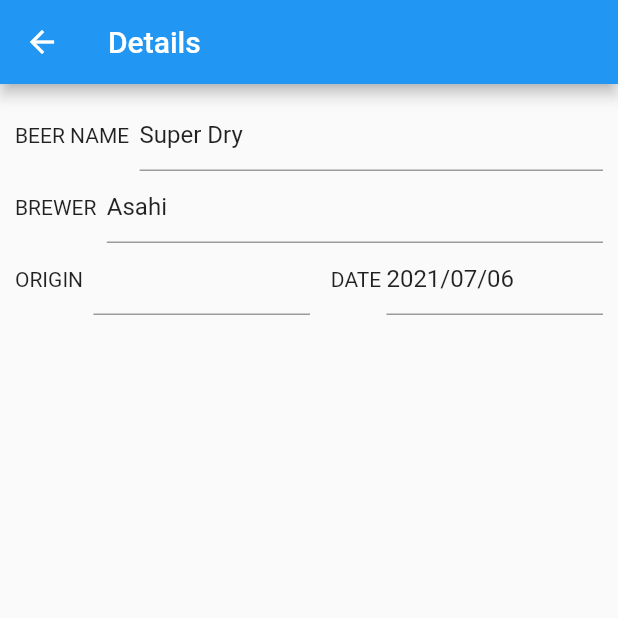
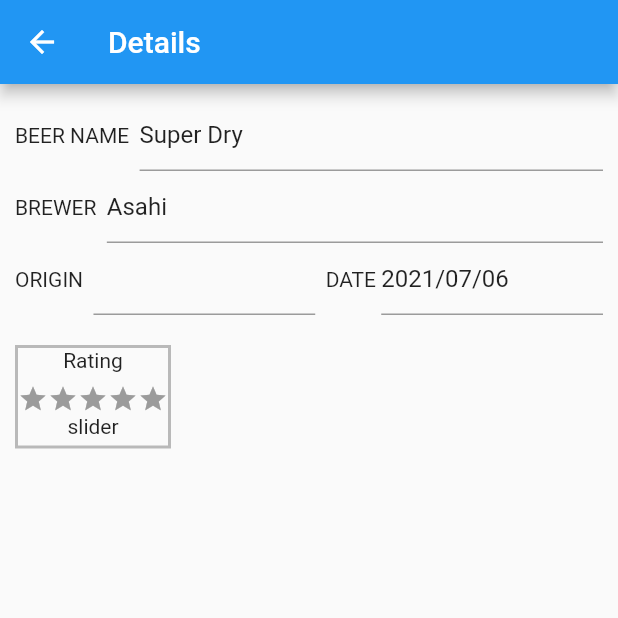
Before and after one commit to ut29/8-bottles-of-beer, a Flutter app: the screen it shows after launch, after a tap on "Super Dry", on a phone screen of 412 x 824 dp, the top half of it. Run offline on Flutter 3.47's test engine with Material 2 defaults, Android fonts, the phone set to English and light mode, and no system bars; drawn by our look-alikes of flutter_rating_bar.

Commit message:
add detail section

```diff
--- a/inf_bottles_of_beer/lib/screens/detailed_screen.dart
+++ b/inf_bottles_of_beer/lib/screens/detailed_screen.dart
@@ -3,6 +3,7 @@
 import "package:intl/intl.dart";
 import 'package:intl/date_symbol_data_local.dart';
 import 'dart:async';
+import 'package:flutter_rating_bar/flutter_rating_bar.dart';
 
 class DetailedScreen extends StatefulWidget {
   //const DetailedScreen({Key? key}) : super(key: key);
@@ -73,7 +74,7 @@
                   },
                 ),
               ),
-              const Text('    DATE '),
+              const Text('  DATE '),
               Expanded(
                 child: TextField(
                   controller:
@@ -88,6 +89,76 @@
     );
   }
 
+  Widget _buildDetailSection(Beer beer) {
+    print("detail");
+    return Container(
+      padding: const EdgeInsets.all(10),
+      child: Row(children: [
+        _buildBorderSection('Rating', _buildRating(beer))
+        //_buildDetailLeft(beer),
+        //_buildDetailRight(beer),
+      ]),
+    );
+  }
+
+  Widget _buildRating(Beer beer) {
+    return Container(
+        padding: const EdgeInsets.only(top: 5, bottom: 5),
+        child: Column(
+          mainAxisAlignment: MainAxisAlignment.center,
+          children: [
+            RatingBar.builder(
+              initialRating: beer.rating ?? 0,
+              minRating: 0,
+              direction: Axis.horizontal,
+              allowHalfRating: true,
+              itemCount: 5,
+              itemSize: 20,
+              //itemPadding: const EdgeInsets.symmetric(horizontal: 1.0),
+              itemBuilder: (context, _) => const Icon(
+                Icons.star,
+                color: Colors.amber,
+              ),
+              updateOnDrag: true,
+              onRatingUpdate: (rating) {
+                setState(() {
+                  beer.rating = rating;
+                });
+              },
+            ),
+            Text('slider')
+          ],
+        ));
+  }
+
+  Widget _buildBorderBox(Widget contents) {
+    return Container(
+      decoration: BoxDecoration(
+        border: Border.all(
+          width: 2,
+          color: Colors.black26,
+        )
+      ),
+      child: contents,
+    );
+  }
+
+  Widget _buildBorderSection(String title, Widget contents) {
+    return _buildBorderBox(Column(
+      children: [
+        Text(title),
+        Divider(
+          height: 3,
+          thickness: 3,
+          color: Colors.black26,
+          indent: 10,
+          endIndent: 10,
+        ),
+        contents,
+      ],
+    ));
+  }
+
   @override
   Widget build(BuildContext context) {
     _beer = widget._beer;
@@ -100,7 +171,7 @@
         children: [
           //_buildPhotoSection(_beer),
           _buildBasicSection(_beer),
-          //detailSection(_beer),
+          _buildDetailSection(_beer),
         ],
       ),
     );
--- a/inf_bottles_of_beer/lib/screens/list_screen.dart
+++ b/inf_bottles_of_beer/lib/screens/list_screen.dart
@@ -66,11 +66,11 @@
       appBar: AppBar(
         title: const Text('Inf. bottles of beer'),
       ),
-      body: _buildSuggestions(),
+      body: _buildList(),
     );
   }
 
-  Widget _buildSuggestions() {
+  Widget _buildList() {
     return ListView.builder(
       padding: const EdgeInsets.all(16.0),
       itemBuilder: (context, i) {
@@ -90,29 +90,50 @@
         style: _biggerFont,
       ),
       subtitle: Text(beer.brewer ?? '', style: _smallerFont),
-      trailing: RatingBar.builder(
+      trailing: _buildRating(beer),
+      onTap: () {
+        Navigator.of(context).push(MaterialPageRoute(builder: (context) {
+          return DetailedScreen(beer);
+        })).then((value) {
+          setState(() {
+            _buildRow(beer);
+          });
+        });
+      },
+    );
+  }
+
+  Widget _buildRating(Beer beer) {
+    return Container(
+        padding: const EdgeInsets.only(top: 5, bottom: 5),
+        child: Column(
+          mainAxisAlignment: MainAxisAlignment.center,
+          children: [
+            RatingBar.builder(
               initialRating: beer.rating ?? 0,
-        minRating: 1,
+              minRating: 0,
               direction: Axis.horizontal,
               allowHalfRating: true,
               itemCount: 5,
-        itemSize: 20,
-        itemPadding: const EdgeInsets.symmetric(horizontal: 1.0),
+              itemSize: 16,
+              //itemPadding: const EdgeInsets.symmetric(horizontal: 1.0),
               itemBuilder: (context, _) => const Icon(
                 Icons.star,
                 color: Colors.amber,
               ),
+              updateOnDrag: true,
               onRatingUpdate: (rating) {
+                setState(() {
                   beer.rating = rating;
+                });
               },
             ),
-      onTap: () {
-        Navigator.of(context).push(MaterialPageRoute(builder: (context) {
-          return DetailedScreen(beer);
-        })).then((value) {
-          return _buildSuggestions();
-        });
-      },
+            Text(
+              beer.rating != null ? beer.rating.toString() : '-',
+              style: _smallerFont,
+            )
+          ],
+        )
       );
   }
 }
```
Lines whose indentation alone changed are shown as unchanged.
